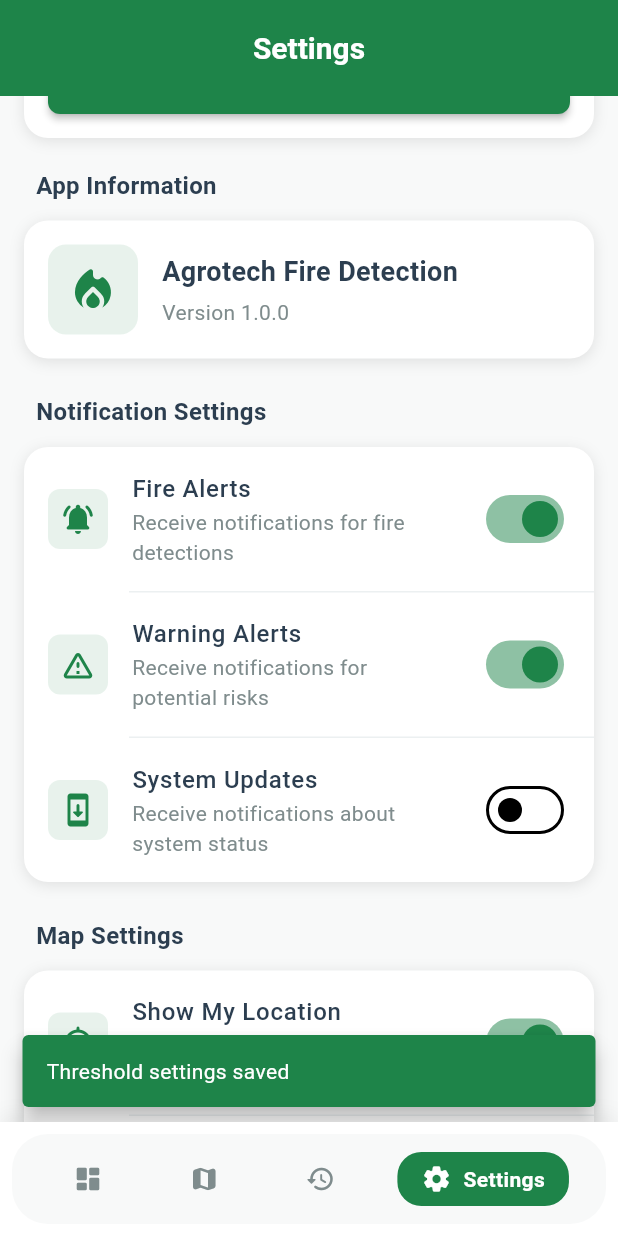
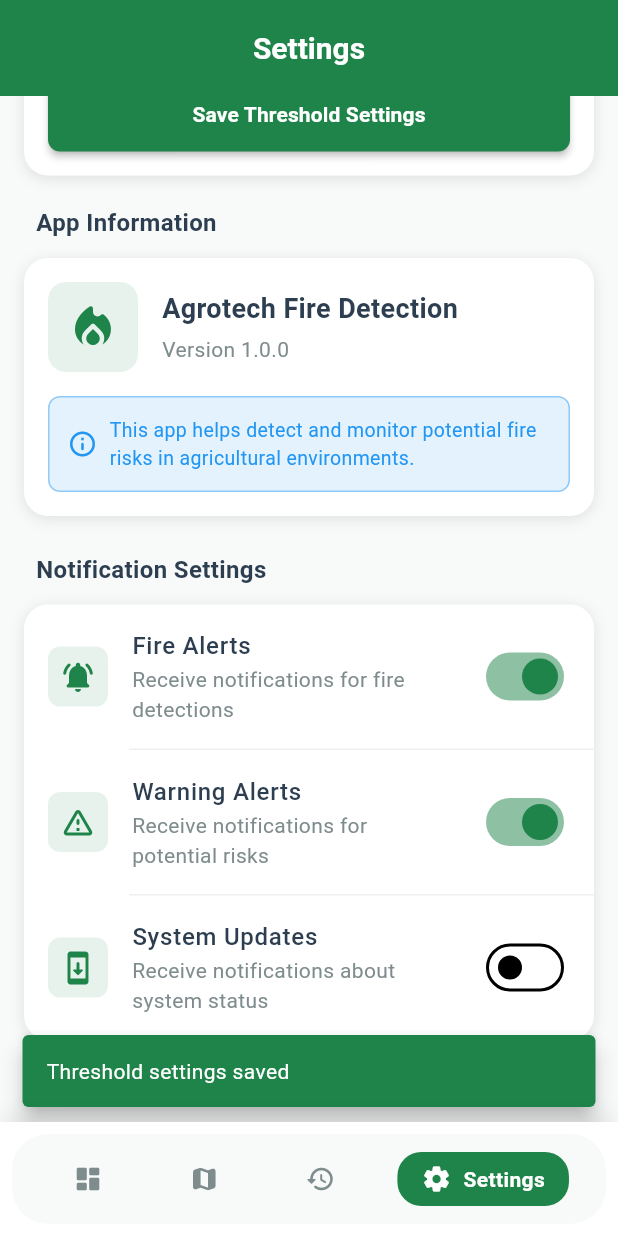
Before and after one commit to dannfrd/fire_detection_app, a Flutter app: the screen it shows after launch, item 4 of the bottom bar chosen, scrolled down 576 dp, after a tap on "Save Threshold Settings", on a phone screen of 412 x 824 dp. Run offline on Flutter 3.47's test engine with Material 3 defaults, Android fonts, the light colour scheme and no system bars; our stand-ins replace google_maps_flutter, shared_preferences; missing offline and left inert: mqtt_client; network calls fail.

Commit message:
feat: Integrate FireDetectionSettings provider and update settings screen functionality

```diff
--- a/lib/main.dart
+++ b/lib/main.dart
@@ -3,6 +3,7 @@ import 'package:flutter/services.dart';
 import 'package:provider/provider.dart';
 
 import 'providers/fire_detection_provider.dart';
+import 'providers/settings_provider.dart';
 import 'screens/splash_screen.dart';
 import 'utils/app_theme.dart';
 
@@ -33,8 +34,11 @@ class MyApp extends StatelessWidget {
 
   @override
   Widget build(BuildContext context) {
-    return ChangeNotifierProvider(
-      create: (context) => FireDetectionProvider(),
+    return MultiProvider(
+      providers: [
+        ChangeNotifierProvider(create: (context) => FireDetectionProvider()),
+        ChangeNotifierProvider(create: (context) => FireDetectionSettings()),
+      ],
       child: MaterialApp(
         title: 'Agrotech Fire Detection',
         theme: AppTheme.lightTheme,
--- /dev/null
+++ b/lib/providers/settings_provider.dart
@@ -0,0 +1,135 @@
+import 'package:flutter/material.dart';
+import 'package:shared_preferences/shared_preferences.dart';
+
+class FireDetectionSettings with ChangeNotifier {
+  // Notification settings
+  bool _fireAlertsEnabled = true;
+  bool _warningAlertsEnabled = true;
+  bool _systemUpdatesEnabled = false;
+
+  // Map settings
+  bool _showMyLocationEnabled = true;
+  bool _autoRefreshMapEnabled = true;
+
+  // Gas level thresholds
+  double _warningThreshold = 1000.0;
+  double _criticalThreshold = 2000.0;
+  double _temperatureThreshold = 40.0;
+
+  // Getters
+  bool get fireAlertsEnabled => _fireAlertsEnabled;
+  bool get warningAlertsEnabled => _warningAlertsEnabled;
+  bool get systemUpdatesEnabled => _systemUpdatesEnabled;
+  bool get showMyLocationEnabled => _showMyLocationEnabled;
+  bool get autoRefreshMapEnabled => _autoRefreshMapEnabled;
+  double get warningThreshold => _warningThreshold;
+  double get criticalThreshold => _criticalThreshold;
+  double get temperatureThreshold => _temperatureThreshold;
+
+  // Constructor
+  FireDetectionSettings() {
+    loadSettings();
+  }
+
+  // Load settings from SharedPreferences
+  Future<void> loadSettings() async {
+    try {
+      final prefs = await SharedPreferences.getInstance();
+
+      // Load notification settings
+      _fireAlertsEnabled = prefs.getBool('fireAlertsEnabled') ?? true;
+      _warningAlertsEnabled = prefs.getBool('warningAlertsEnabled') ?? true;
+      _systemUpdatesEnabled = prefs.getBool('systemUpdatesEnabled') ?? false;
+
+      // Load map settings
+      _showMyLocationEnabled = prefs.getBool('showMyLocation') ?? true;
+      _autoRefreshMapEnabled = prefs.getBool('autoRefreshMap') ?? true;
+
+      // Load threshold settings
+      _warningThreshold = prefs.getDouble('warningThreshold') ?? 1000.0;
+      _criticalThreshold = prefs.getDouble('criticalThreshold') ?? 2000.0;
+      _temperatureThreshold = prefs.getDouble('temperatureThreshold') ?? 40.0;
+
+      notifyListeners();
+    } catch (e) {
+      debugPrint('Error loading settings: $e');
+    }
+  }
+
+  // Setters with save functionality
+  Future<void> setFireAlertsEnabled(bool value) async {
+    _fireAlertsEnabled = value;
+    await _saveNotificationSettings();
+    notifyListeners();
+  }
+
+  Future<void> setWarningAlertsEnabled(bool value) async {
+    _warningAlertsEnabled = value;
+    await _saveNotificationSettings();
+    notifyListeners();
+  }
+
+  Future<void> setSystemUpdatesEnabled(bool value) async {
+    _systemUpdatesEnabled = value;
+    await _saveNotificationSettings();
+    notifyListeners();
+  }
+
+  Future<void> setShowMyLocationEnabled(bool value) async {
+    _showMyLocationEnabled = value;
+    await _saveMapSettings();
+    notifyListeners();
+  }
+
+  Future<void> setAutoRefreshMapEnabled(bool value) async {
+    _autoRefreshMapEnabled = value;
+    await _saveMapSettings();
+    notifyListeners();
+  }
+
+  Future<void> setThresholds({
+    double? warningThreshold,
+    double? criticalThreshold,
+    double? temperatureThreshold,
+  }) async {
+    if (warningThreshold != null) _warningThreshold = warningThreshold;
+    if (criticalThreshold != null) _criticalThreshold = criticalThreshold;
+    if (temperatureThreshold != null) _temperatureThreshold = temperatureThreshold;
+
+    await _saveThresholdSettings();
+    notifyListeners();
+  }
+
+  // Private save methods
+  Future<void> _saveNotificationSettings() async {
+    try {
+      final prefs = await SharedPreferences.getInstance();
+      await prefs.setBool('fireAlertsEnabled', _fireAlertsEnabled);
+      await prefs.setBool('warningAlertsEnabled', _warningAlertsEnabled);
+      await prefs.setBool('systemUpdatesEnabled', _systemUpdatesEnabled);
+    } catch (e) {
+      debugPrint('Error saving notification settings: $e');
+    }
+  }
+
+  Future<void> _saveMapSettings() async {
+    try {
+      final prefs = await SharedPreferences.getInstance();
+      await prefs.setBool('showMyLocation', _showMyLocationEnabled);
+      await prefs.setBool('autoRefreshMap', _autoRefreshMapEnabled);
+    } catch (e) {
+      debugPrint('Error saving map settings: $e');
+    }
+  }
+
+  Future<void> _saveThresholdSettings() async {
+    try {
+      final prefs = await SharedPreferences.getInstance();
+      await prefs.setDouble('warningThreshold', _warningThreshold);
+      await prefs.setDouble('criticalThreshold', _criticalThreshold);
+      await prefs.setDouble('temperatureThreshold', _temperatureThreshold);
+    } catch (e) {
+      debugPrint('Error saving threshold settings: $e');
+    }
+  }
+}
--- a/lib/screens/settings_screen.dart
+++ b/lib/screens/settings_screen.dart
@@ -1,5 +1,7 @@
 import 'package:flutter/material.dart';
+import 'package:provider/provider.dart';
 
+import '../providers/settings_provider.dart';
 import '../screens/contact_support_screen.dart';
 import '../screens/privacy_policy_screen.dart';
 import '../screens/terms_of_service_screen.dart';
@@ -25,10 +27,35 @@ class _SettingsScreenState extends State<SettingsScreen> {
   double _criticalThreshold = 2000;
   double _temperatureThreshold = 40;
 
+  // Reference to the settings provider
+  late FireDetectionSettings _settingsProvider;
+
   @override
   void initState() {
     super.initState();
-    _loadSavedSettings();
+    // Settings will be loaded from the provider
+  }
+
+  @override
+  void didChangeDependencies() {
+    super.didChangeDependencies();
+    // Get settings provider
+    _settingsProvider = Provider.of<FireDetectionSettings>(context);
+    // Update local state from provider
+    _updateLocalStateFromProvider();
+  }
+
+  void _updateLocalStateFromProvider() {
+    setState(() {
+      _fireAlertsEnabled = _settingsProvider.fireAlertsEnabled;
+      _warningAlertsEnabled = _settingsProvider.warningAlertsEnabled;
+      _systemUpdatesEnabled = _settingsProvider.systemUpdatesEnabled;
+      _showMyLocationEnabled = _settingsProvider.showMyLocationEnabled;
+      _autoRefreshMapEnabled = _settingsProvider.autoRefreshMapEnabled;
+      _warningThreshold = _settingsProvider.warningThreshold;
+      _criticalThreshold = _settingsProvider.criticalThreshold;
+      _temperatureThreshold = _settingsProvider.temperatureThreshold;
+    });
   }
 
   @override
@@ -106,6 +133,34 @@ class _SettingsScreenState extends State<SettingsScreen> {
                       ),
                     ),
                   ],
+                ),
+                const SizedBox(height: 16),
+                Container(
+                  padding: const EdgeInsets.all(12),
+                  decoration: BoxDecoration(
+                    color: Colors.blue.shade50,
+                    borderRadius: BorderRadius.circular(8),
+                    border: Border.all(color: Colors.blue.shade200),
+                  ),
+                  child: const Row(
+                    children: [
+                      Icon(
+                        Icons.info_outline_rounded,
+                        color: Colors.blue,
+                        size: 20,
+                      ),
+                      SizedBox(width: 8),
+                      Expanded(
+                        child: Text(
+                          'This app helps detect and monitor potential fire risks in agricultural environments.',
+                          style: TextStyle(
+                            color: Colors.blue,
+                            fontSize: 13,
+                          ),
+                        ),
+                      ),
+                    ],
+                  ),
                 ),
               ],
             ),
@@ -423,12 +478,28 @@ class _SettingsScreenState extends State<SettingsScreen> {
         child: Column(
           crossAxisAlignment: CrossAxisAlignment.start,
           children: [
+            Row(
+              mainAxisAlignment: MainAxisAlignment.spaceBetween,
+              children: [
                 const Text(
                   'Gas Level Thresholds',
                   style: TextStyle(
                     fontSize: 16,
                     fontWeight: FontWeight.bold,
                   ),
+                ),
+                // Reset button
+                IconButton(
+                  onPressed: _resetThresholdSettings,
+                  icon: const Icon(Icons.refresh_rounded, size: 20),
+                  tooltip: 'Reset to default values',
+                  style: IconButton.styleFrom(
+                    backgroundColor: Colors.grey.shade100,
+                    foregroundColor: AppTheme.textSecondary,
+                    padding: const EdgeInsets.all(8),
+                  ),
+                ),
+              ],
             ),
             const SizedBox(height: 6),
             const Text(
@@ -480,12 +551,33 @@ class _SettingsScreenState extends State<SettingsScreen> {
 
             const Divider(height: 32),
 
+            Row(
+              mainAxisAlignment: MainAxisAlignment.spaceBetween,
+              children: [
                 const Text(
                   'Temperature Threshold',
                   style: TextStyle(
                     fontSize: 16,
                     fontWeight: FontWeight.bold,
                   ),
+                ),
+                // Info icon with tooltip
+                Tooltip(
+                  message: 'Temperature above this level may indicate fire risk',
+                  triggerMode: TooltipTriggerMode.tap,
+                  showDuration: const Duration(seconds: 2),
+                  decoration: BoxDecoration(
+                    color: AppTheme.primaryGreen.withOpacity(0.9),
+                    borderRadius: BorderRadius.circular(8),
+                  ),
+                  textStyle: const TextStyle(color: Colors.white),
+                  child: const Icon(
+                    Icons.info_outline_rounded,
+                    size: 20,
+                    color: AppTheme.textSecondary,
+                  ),
+                ),
+              ],
             ),
             const SizedBox(height: 6),
             const Text(
@@ -602,30 +694,26 @@ class _SettingsScreenState extends State<SettingsScreen> {
   }
 
   void _saveNotificationSettings() async {
-    // Here you would typically use shared preferences or another storage mechanism
-    // Example:
-    // final prefs = await SharedPreferences.getInstance();
-    // await prefs.setBool('fireAlertsEnabled', _fireAlertsEnabled);
-    // await prefs.setBool('warningAlertsEnabled', _warningAlertsEnabled);
-    // await prefs.setBool('systemUpdatesEnabled', _systemUpdatesEnabled);
+    try {
+      await _settingsProvider.setFireAlertsEnabled(_fireAlertsEnabled);
+      await _settingsProvider.setWarningAlertsEnabled(_warningAlertsEnabled);
+      await _settingsProvider.setSystemUpdatesEnabled(_systemUpdatesEnabled);
 
-    // For demonstration, we're just printing the values
-    debugPrint('Saving notification settings:');
-    debugPrint('Fire Alerts: $_fireAlertsEnabled');
-    debugPrint('Warning Alerts: $_warningAlertsEnabled');
-    debugPrint('System Updates: $_systemUpdatesEnabled');
+      debugPrint('Notification settings saved successfully via provider');
+    } catch (e) {
+      debugPrint('Error saving notification settings: $e');
+    }
   }
 
   void _saveMapSettings() async {
-    // Similar to notification settings, you would save these to persistent storage
-    // Example:
-    // final prefs = await SharedPreferences.getInstance();
-    // await prefs.setBool('showMyLocation', _showMyLocationEnabled);
-    // await prefs.setBool('autoRefreshMap', _autoRefreshMapEnabled);
+    try {
+      await _settingsProvider.setShowMyLocationEnabled(_showMyLocationEnabled);
+      await _settingsProvider.setAutoRefreshMapEnabled(_autoRefreshMapEnabled);
 
-    debugPrint('Saving map settings:');
-    debugPrint('Show My Location: $_showMyLocationEnabled');
-    debugPrint('Auto-refresh Map: $_autoRefreshMapEnabled');
+      debugPrint('Map settings saved successfully via provider');
+    } catch (e) {
+      debugPrint('Error saving map settings: $e');
+    }
   }
 
   void _showSettingUpdatedSnackbar(String message) {
@@ -647,50 +735,50 @@ class _SettingsScreenState extends State<SettingsScreen> {
     );
   }
 
-  Future<void> _loadSavedSettings() async {
-    // Here you would typically load settings from shared preferences
-    // Example:
-    // final prefs = await SharedPreferences.getInstance();
-    // setState(() {
-    //   _fireAlertsEnabled = prefs.getBool('fireAlertsEnabled') ?? true;
-    //   _warningAlertsEnabled = prefs.getBool('warningAlertsEnabled') ?? true;
-    //   _systemUpdatesEnabled = prefs.getBool('systemUpdatesEnabled') ?? false;
-    //   _showMyLocationEnabled = prefs.getBool('showMyLocation') ?? true;
-    //   _autoRefreshMapEnabled = prefs.getBool('autoRefreshMap') ?? true;
-    //   _warningThreshold = prefs.getDouble('warningThreshold') ?? 1000;
-    //   _criticalThreshold = prefs.getDouble('criticalThreshold') ?? 2000;
-    //   _temperatureThreshold = prefs.getDouble('temperatureThreshold') ?? 40;
-    // });
+  Future<void> _saveThresholdSettings() async {
+    try {
+      await _settingsProvider.setThresholds(
+        warningThreshold: _warningThreshold,
+        criticalThreshold: _criticalThreshold,
+        temperatureThreshold: _temperatureThreshold,
+      );
 
-    // For now, we'll use the default values
-    // This is already done in the class field initialization
-    debugPrint('Settings loaded');
-  }
-
-  Future<void> _saveThresholdSettings() async {
-    // Save settings to shared preferences
-    try {
-      // Example implementation:
-      // final prefs = await SharedPreferences.getInstance();
-      // await prefs.setDouble('warningThreshold', _warningThreshold);
-      // await prefs.setDouble('criticalThreshold', _criticalThreshold);
-      // await prefs.setDouble('temperatureThreshold', _temperatureThreshold);
-
+      debugPrint('Threshold settings saved successfully via provider');
       ScaffoldMessenger.of(context).showSnackBar(
         const SnackBar(
           content: Text('Threshold settings saved'),
           backgroundColor: AppTheme.primaryGreen,
           behavior: SnackBarBehavior.floating,
+          duration: Duration(seconds: 2),
         ),
       );
     } catch (e) {
+      debugPrint('Error saving threshold settings: $e');
       ScaffoldMessenger.of(context).showSnackBar(
         SnackBar(
           content: Text('Failed to save settings: $e'),
           backgroundColor: Colors.red,
           behavior: SnackBarBehavior.floating,
+          duration: const Duration(seconds: 2),
         ),
       );
     }
   }
+
+  void _resetThresholdSettings() {
+    setState(() {
+      _warningThreshold = 1000.0;
+      _criticalThreshold = 2000.0;
+      _temperatureThreshold = 40.0;
+    });
+
+    ScaffoldMessenger.of(context).showSnackBar(
+      const SnackBar(
+        content: Text('Threshold settings reset to default values'),
+        backgroundColor: AppTheme.primaryGreen,
+        behavior: SnackBarBehavior.floating,
+        duration: Duration(seconds: 2),
+      ),
+    );
   }
+}
```
Lines whose indentation alone changed are shown as unchanged.
